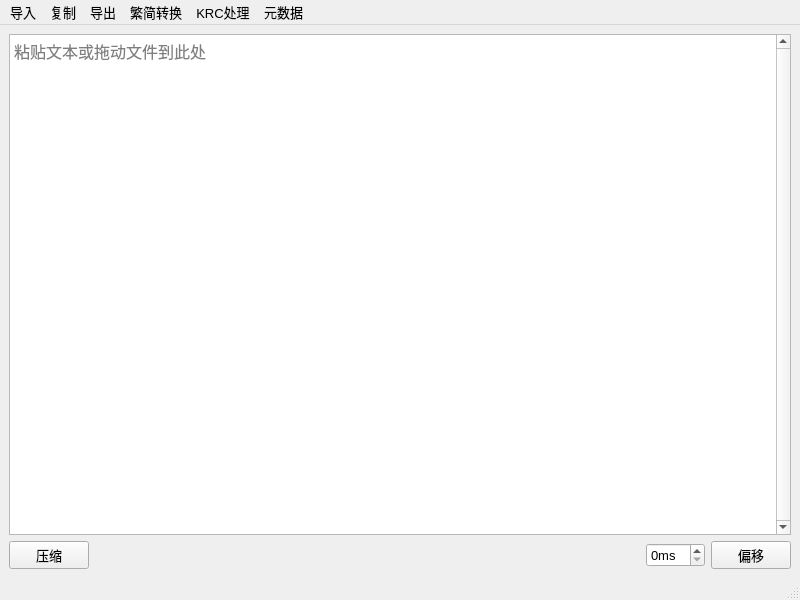
Qt form mainwindow.ui (ranhengzhang/c-ttml-trans-tool) before a commit.
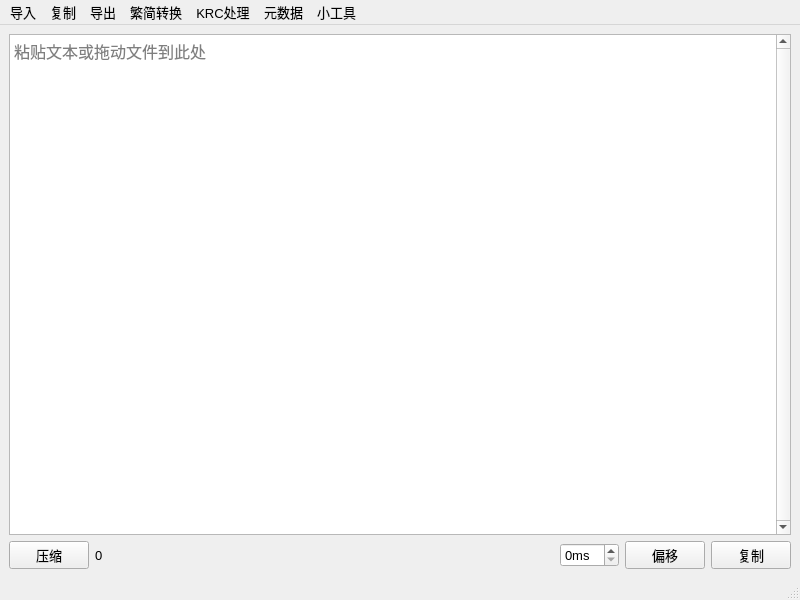
The same form after that commit. Custom widgets are drawn as their Qt base class.

```diff
--- a/mainwindow.ui
+++ b/mainwindow.ui
@@ -19,8 +19,22 @@
    <string>MainWindow</string>
   </property>
   <widget class="QWidget" name="centralwidget">
-   <layout class="QGridLayout" name="gridLayout" columnstretch="12,0,0,0">
-    <item row="1" column="1">
+   <layout class="QGridLayout" name="gridLayout" columnstretch="12,0,0,0,0,0">
+    <item row="1" column="4">
+     <widget class="QPushButton" name="offsetButton">
+      <property name="text">
+       <string>偏移</string>
+      </property>
+     </widget>
+    </item>
+    <item row="1" column="3">
+     <widget class="QSpinBox" name="offsetCount">
+      <property name="suffix">
+       <string>ms</string>
+      </property>
+     </widget>
+    </item>
+    <item row="1" column="2">
      <spacer name="horizontalSpacer">
       <property name="orientation">
        <enum>Qt::Horizontal</enum>
@@ -33,20 +47,6 @@
       </property>
      </spacer>
     </item>
-    <item row="1" column="3">
-     <widget class="QPushButton" name="offsetButton">
-      <property name="text">
-       <string>偏移</string>
-      </property>
-     </widget>
-    </item>
-    <item row="1" column="2">
-     <widget class="QSpinBox" name="offsetCount">
-      <property name="suffix">
-       <string>ms</string>
-      </property>
-     </widget>
-    </item>
     <item row="1" column="0">
      <widget class="QPushButton" name="compressButton">
       <property name="text">
@@ -54,7 +54,21 @@
       </property>
      </widget>
     </item>
-    <item row="0" column="0" colspan="4">
+    <item row="1" column="1">
+     <widget class="QLabel" name="countLabel">
+      <property name="text">
+       <string>0</string>
+      </property>
+     </widget>
+    </item>
+    <item row="1" column="5">
+     <widget class="QPushButton" name="copyButton">
+      <property name="text">
+       <string>复制</string>
+      </property>
+     </widget>
+    </item>
+    <item row="0" column="0" colspan="6">
      <widget class="MPlainTextEdit" name="TTMLTextEdit">
       <property name="font">
        <font>
@@ -156,12 +170,19 @@
     </widget>
     <addaction name="menufromMeta"/>
    </widget>
+   <widget class="QMenu" name="menu_tools">
+    <property name="title">
+     <string>小工具</string>
+    </property>
+    <addaction name="getFilename"/>
+   </widget>
    <addaction name="menu_input"/>
    <addaction name="menu_copy"/>
    <addaction name="menu_output"/>
    <addaction name="menu"/>
    <addaction name="menuKRC"/>
    <addaction name="menu_2"/>
+   <addaction name="menu_tools"/>
   </widget>
   <widget class="QStatusBar" name="statusbar"/>
   <action name="fromFile">
```
Left out of the diff: 5 changed lines with no effect on the pictures.
